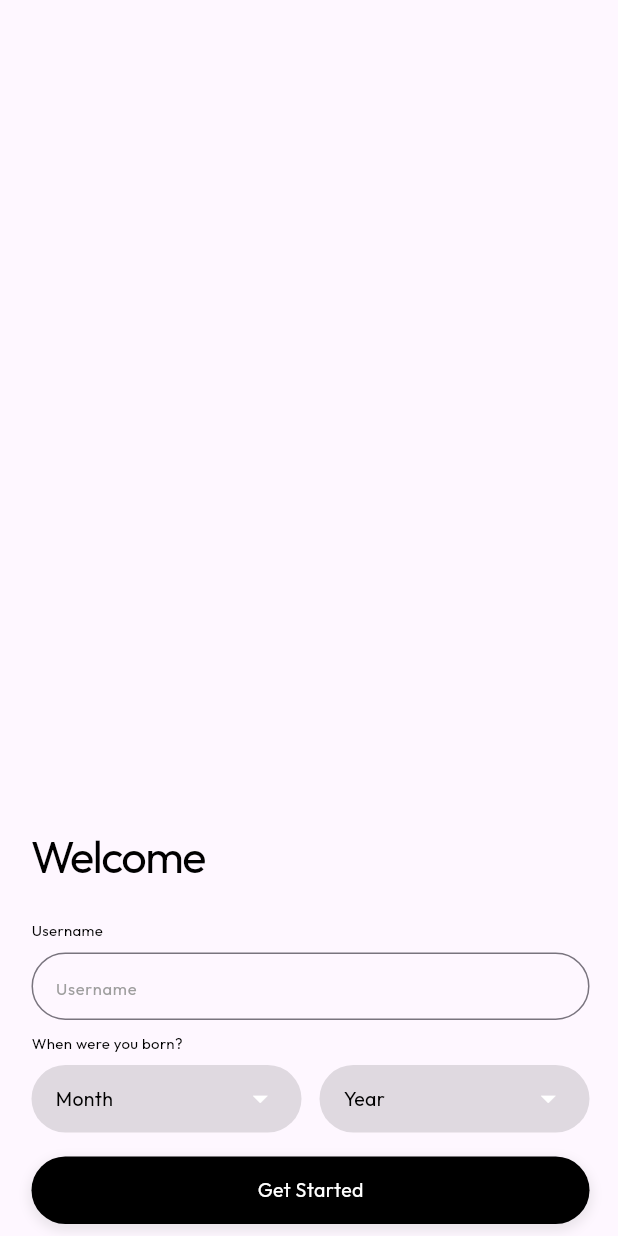
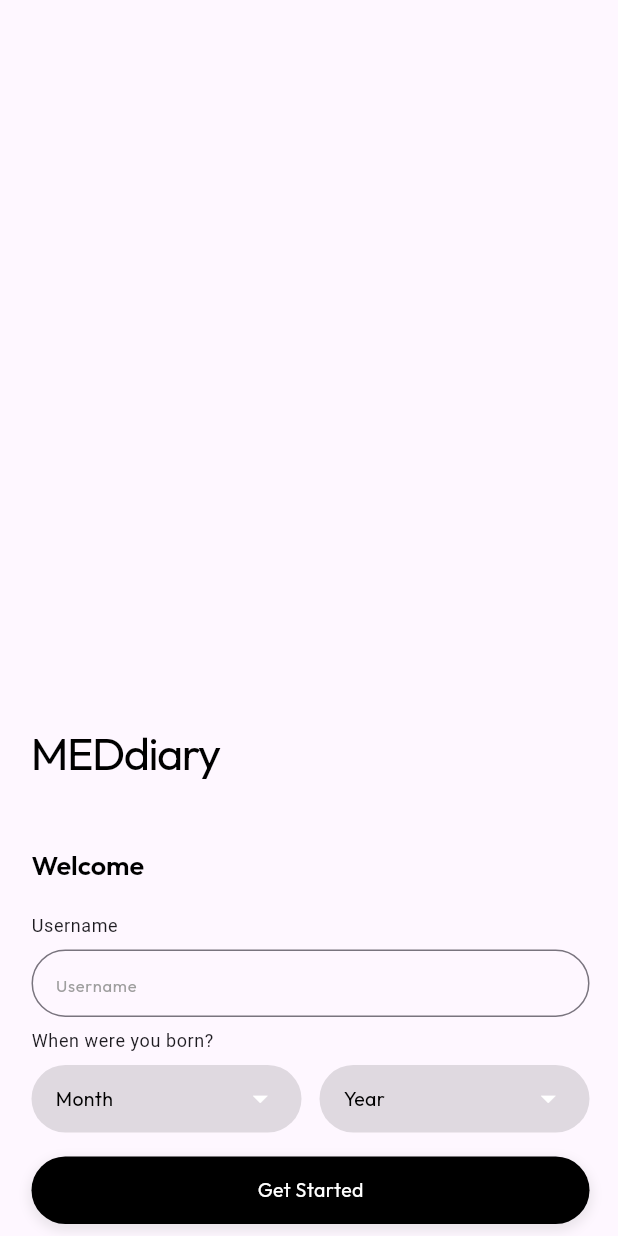
Before and after one commit to owhoratuzie/MEDdiary, a Flutter app: the screen it shows after launch, on a phone screen of 412 x 824 dp. Run offline on Flutter 3.47's test engine with Material 3 defaults, Android fonts, the phone set to English and light mode, and no system bars; our stand-ins replace google_fonts, ionicons, shared_preferences, sqflite; accounts and stored records are empty.

Commit message:
UI changes

```diff
--- a/lib/src/features/core/screens/entry_screen.dart
+++ b/lib/src/features/core/screens/entry_screen.dart
@@ -1,10 +1,10 @@
 import 'package:flutter/material.dart';
-import 'package:google_fonts/google_fonts.dart';
+//import 'package:google_fonts/google_fonts.dart';
 import 'package:med_diary/src/features/core/widgets/custom_app_bar.dart';
 import 'package:med_diary/src/features/core/widgets/daily_entry_slider.dart';
 //import 'package:med_diary/src/features/core/widgets/daily_entry_slider_items.dart';
 import 'package:med_diary/src/features/core/widgets/greetings.dart';
-import 'package:med_diary/src/theme/widget_themes/text_theme.dart';
+//import 'package:med_diary/src/theme/widget_themes/text_theme.dart';
 import 'package:shared_preferences/shared_preferences.dart';
 
 class EntryScreen extends StatefulWidget {
--- a/lib/src/features/core/screens/settings_screen.dart
+++ b/lib/src/features/core/screens/settings_screen.dart
@@ -2,8 +2,8 @@ import 'package:flutter/material.dart';
 import 'package:google_fonts/google_fonts.dart';
 import 'package:ionicons/ionicons.dart';
 import 'package:med_diary/src/features/core/widgets/custom_app_bar.dart';
-import 'package:med_diary/src/theme/widget_themes/text_theme.dart';
-import 'package:shared_preferences/shared_preferences.dart';
+//import 'package:med_diary/src/theme/widget_themes/text_theme.dart';
+//import 'package:shared_preferences/shared_preferences.dart';
 
 class SettingsScreen extends StatefulWidget {
   final void Function(ThemeMode) onThemeChange;
--- a/lib/src/features/core/screens/welcome_screen.dart
+++ b/lib/src/features/core/screens/welcome_screen.dart
@@ -41,7 +41,7 @@ class _WelcomeScreenState extends State<WelcomeScreen> {
 // This is the function to handle theme change, which should be passed to HomeScreen
   void _onThemeChange(ThemeMode newThemeMode) {
     // Implement theme change logic here, for example:
-    print('Theme changed to: $newThemeMode');
+    //print('Theme changed to: $newThemeMode');
   }
 
   void _navigateToHome() {
@@ -61,6 +61,8 @@ class _WelcomeScreenState extends State<WelcomeScreen> {
     const double padding = 21.0;
     const double textFieldHeight = 45.0;
 
+    final textTheme = Theme.of(context).textTheme;
+
     return Scaffold(
       body: SizedBox(
         height: screenHeight,
@@ -71,10 +73,11 @@ class _WelcomeScreenState extends State<WelcomeScreen> {
               child: Column(
                 crossAxisAlignment: CrossAxisAlignment.start,
                 children: [
-                  Padding(
+                  Center(
+                    child: Padding(
                       padding: const EdgeInsets.all(padding),
                       child: Text(
-                      "Welcome",
+                        "MEDdiary",
                         style: GoogleFonts.outfit(
                           textStyle: const TextStyle(
                             color: Colors.black,
@@ -84,19 +87,16 @@ class _WelcomeScreenState extends State<WelcomeScreen> {
                         ),
                       ),
                     ),
+                  ),
+                  Padding(
+                    padding: const EdgeInsets.all(padding),
+                    child: Text("Welcome", style: textTheme.headlineMedium),
+                  ),
                   Padding(
                     padding: const EdgeInsets.only(
                       left: padding,
                     ),
-                    child: Text(
-                      "Username",
-                      style: GoogleFonts.outfit(
-                        textStyle: const TextStyle(
-                          color: Colors.black,
-                          fontSize: 10,
-                        ),
-                      ),
-                    ),
+                    child: Text("Username", style: textTheme.bodySmall),
                   ),
                   Center(
                     child: Container(
@@ -117,15 +117,8 @@ class _WelcomeScreenState extends State<WelcomeScreen> {
                     padding: const EdgeInsets.only(
                       left: padding,
                     ),
-                    child: Text(
-                      "When were you born?",
-                      style: GoogleFonts.outfit(
-                        textStyle: const TextStyle(
-                          color: Colors.black,
-                          fontSize: 10,
-                        ),
-                      ),
-                    ),
+                    child:
+                        Text("When were you born?", style: textTheme.bodySmall),
                   ),
                   Center(
                     child: Container(
--- a/lib/src/features/core/widgets/greetings.dart
+++ b/lib/src/features/core/widgets/greetings.dart
@@ -1,5 +1,5 @@
 import 'package:flutter/material.dart';
-import 'package:google_fonts/google_fonts.dart';
+//import 'package:google_fonts/google_fonts.dart';
 import 'package:intl/intl.dart';
 import 'package:ionicons/ionicons.dart';
 
```
Also changed, not shown: lib/src/features/core/widgets/daily_entry_slider_items.dart (+31 -3 lines). Lines whose indentation alone changed are shown as unchanged.
